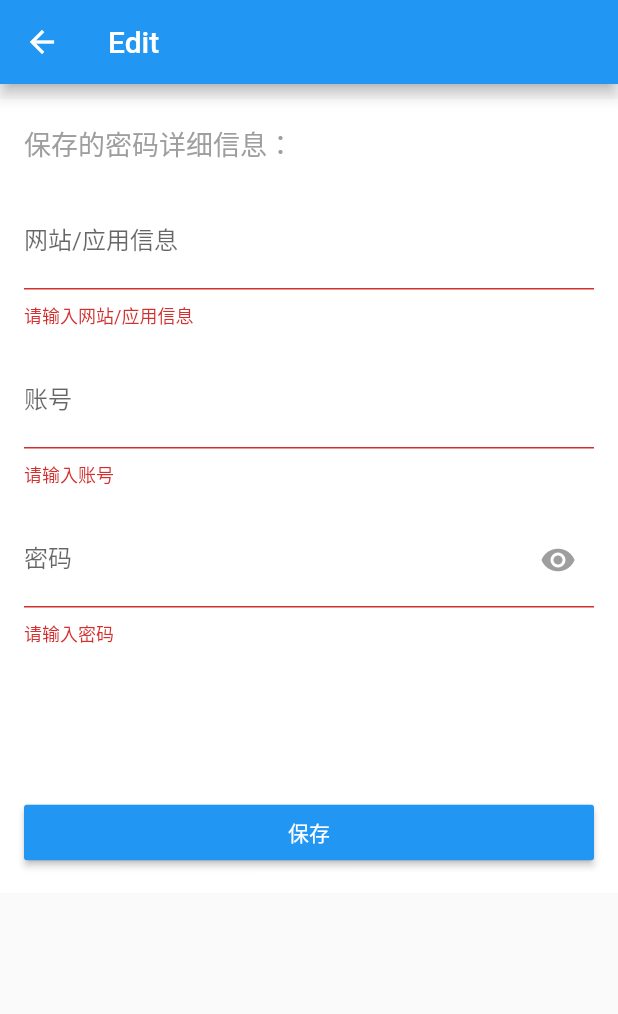
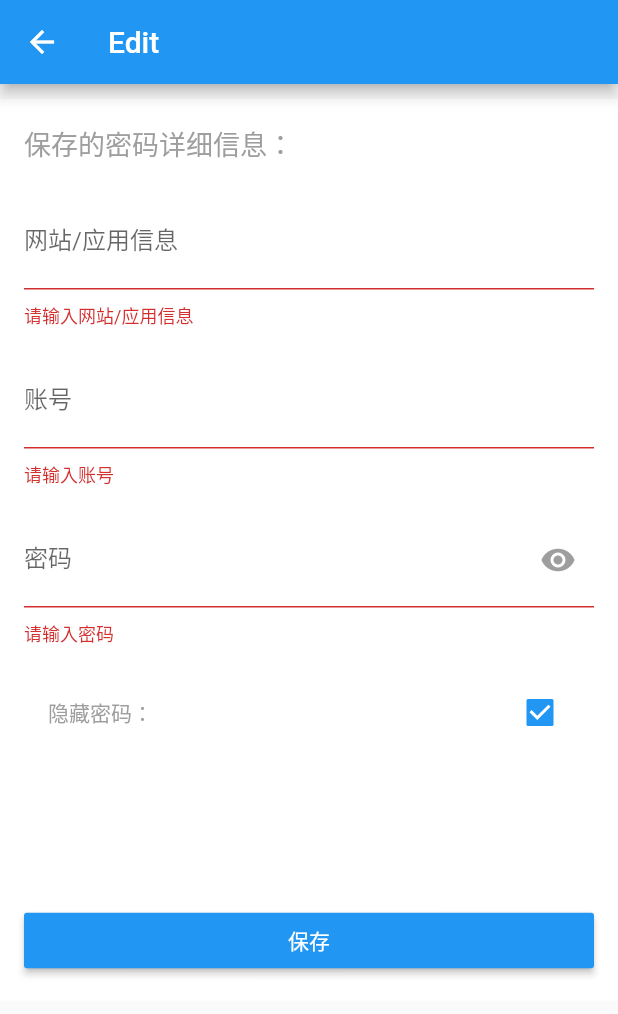
Before and after one commit to joker-fu/flutter_pwd, a Flutter app: the EditPage screen opened directly, after a tap on "保存", on a phone screen of 412 x 824 dp. Shown: the top 1014 px of the screen. Run offline on Flutter 3.47's test engine with Material 2 defaults, Android fonts, the phone set to English and light mode, and no system bars; our stand-ins replace local_auth, rxdart, sqflite; accounts and stored records are empty.

```diff
--- a/lib/ui/pages/main/home/edit_page.dart
+++ b/lib/ui/pages/main/home/edit_page.dart
@@ -11,10 +11,10 @@ class EditPage extends StatefulWidget {
 }
 
 class _EditPageState extends State<EditPage> {
+  bool _isObscure = true;
+  bool _isHide = true;
+  Color _eyeColor = Colors.grey;
   PasswordProvider _pwProvider = PasswordProvider();
-
-  bool _isObscure = true;
-  Color _eyeColor = Colors.grey;
 
   TextEditingController _infoController = TextEditingController();
   TextEditingController _accountController = TextEditingController();
@@ -27,7 +27,7 @@ class _EditPageState extends State<EditPage> {
       String info = _infoController.value.text.toString().trim();
       String account = _accountController.value.text.toString().trim();
       String pwd = _passwordController.value.text.toString().trim();
-      _pwProvider.insert(PasswordItem(info, account, pwd, true)).then((value) {
+      _pwProvider.insert(PasswordItem(info, account, pwd, !_isHide)).then((value) {
         Scaffold.of(context).showSnackBar(SnackBar(
           content: Text('${value.title}添加成功'),
         ));
@@ -149,9 +149,34 @@ class _EditPageState extends State<EditPage> {
                   ],
                 ),
                 SizedBox(
+                  height: Dimens.dp16,
+                ),
+                CheckboxListTile(
+                  value: _isHide,
+                  title: Text(
+                    '隐藏密码：',
+                    style: TextStyle(color: Colors.grey, fontSize: Dimens.sp14),
+                  ),
+                  onChanged: (bool) {
+                    setState(() {
+                      _isHide = bool;
+                    });
+                  },
+                ),
+                SizedBox(
                   height: Dimens.dp100,
                 ),
-                Center(
+                _renderSaveButton(),
+              ],
+            ),
+          ),
+        ),
+      ),
+    );
+  }
+
+  Widget _renderSaveButton() {
+    return Center(
       child: Row(
         children: <Widget>[
           Expanded(
@@ -170,12 +195,6 @@ class _EditPageState extends State<EditPage> {
           )
         ],
       ),
-                )
-              ],
-            ),
-          ),
-        ),
-      ),
     );
   }
 }
```
Also changed, not shown: lib/model/bean/password_item.dart (+13 -2 lines), lib/ui/pages/main/home/home_page.dart (+3 -6 lines). Lines whose indentation alone changed are shown as unchanged.
